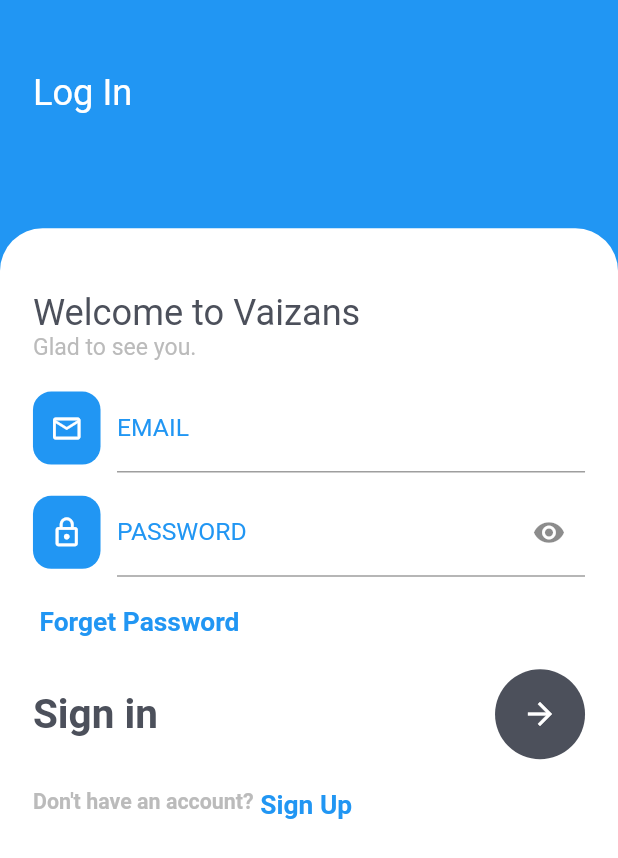
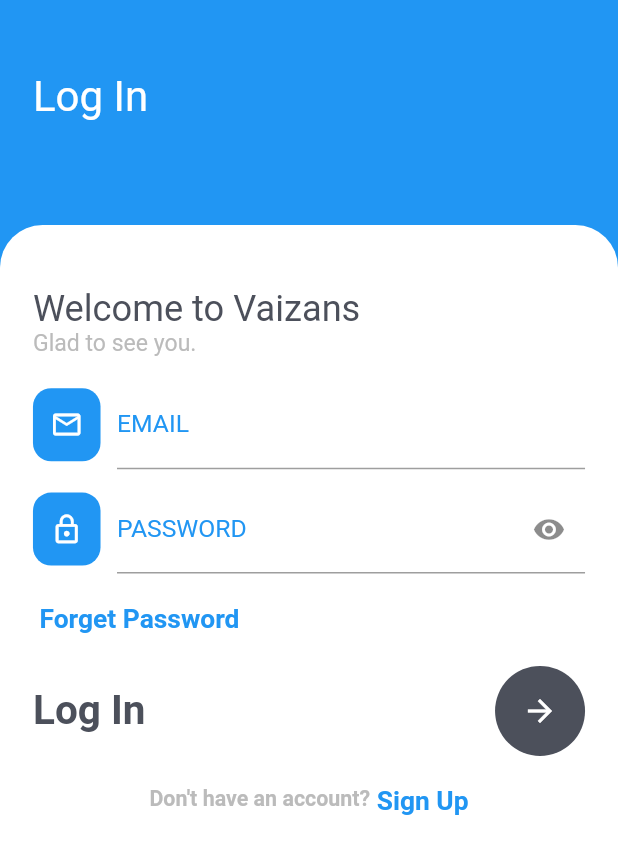
Before and after one commit to sakib556/Basic-E-commerce-App, a Flutter app: the screen it shows after launch, on a phone screen of 412 x 824 dp. Shown: the top 858 px of the screen. Run offline on Flutter 3.47's test engine with Material 2 defaults, Android fonts, the phone set to English and light mode, and no system bars; our stand-ins replace firebase_auth, firebase_core, flutter_screenutil, fluttertoast, get; accounts and stored records are empty; network calls fail.

Commit message:
responsive the login page

```diff
--- a/lib/controllers/login_controller.dart
+++ b/lib/controllers/login_controller.dart
@@ -71,4 +71,6 @@ class LoginController extends GetxController {
       isLoading(false);
     }
   }
+
+  var screenwidth = 0.obs;
 }
--- a/lib/screens/home/local_widgets/dashboard/dashboard.dart
+++ b/lib/screens/home/local_widgets/dashboard/dashboard.dart
@@ -30,7 +30,6 @@ class DashBoard extends StatelessWidget {
         ),
         Expanded(
           child: Obx(() {
-            print("start obx");
             if (productController.isLoading.value) {
               return const Center(child: CircularProgressIndicator());
             } else {
@@ -40,7 +39,6 @@ class DashBoard extends StatelessWidget {
                 crossAxisSpacing: 2,
                 mainAxisSpacing: 2,
                 itemBuilder: (context, index) {
-                  print("start 2 obx");
                   return ProductTile(productController.productList[index]);
                 },
                 staggeredTileBuilder: (index) => const StaggeredTile.fit(1),
--- a/lib/screens/login/login_screen.dart
+++ b/lib/screens/login/login_screen.dart
@@ -11,13 +11,45 @@ class LoginScreen extends StatelessWidget {
   @override
   Widget build(BuildContext context) {
     return Scaffold(
+        // resizeToAvoidBottomInset: false,
         backgroundColor: Colors.blue,
-      body: SafeArea(
-        child: Column(
+        body: SafeArea(child: LayoutBuilder(builder: (context, constraints) {
+          _loginController.screenwidth(constraints.maxWidth.toInt());
+          print(constraints.maxWidth.toInt());
+          print(constraints.minWidth.toInt());
+          return Obx(() {
+            return _loginController.screenwidth < 460
+                ? Column(
                     children: [
-            SizedBox(
-              height: 150.h,
-              width: ScreenUtil().screenWidth,
+                      LebelText(
+                          fontsize: 28,
+                          height: 150,
+                          width: ScreenUtil().screenWidth),
+                      Body(layout: 'portrait')
+                    ],
+                  )
+                : SingleChildScrollView(
+                    child: Row(
+                      children: [
+                        LebelText(
+                            fontsize: 30,
+                            height: ScreenUtil().screenWidth,
+                            width: 80),
+                        Body(layout: 'horizontal')
+                      ],
+                    ),
+                  );
+          });
+        })));
+  }
+
+  Widget LebelText(
+      {required double fontsize,
+      required double height,
+      required double width}) {
+    return SizedBox(
+      height: height,
+      width: width,
       child: Padding(
         padding: EdgeInsets.only(left: 20.w),
         child: Column(
@@ -32,23 +64,29 @@ class LoginScreen extends StatelessWidget {
               ),
             ),
             Text(
-                      "Log In",
-                      style: TextStyle(fontSize: 22.sp, color: Colors.white),
+              "Log In ",
+              style: TextStyle(fontSize: fontsize, color: Colors.white),
             ),
           ],
         ),
       ),
-            ),
-            Expanded(
+    );
+  }
+
+  Widget Body({required String layout}) {
+    return Expanded(
       child: Container(
-                width: ScreenUtil().screenWidth,
         decoration: BoxDecoration(
             color: Colors.white,
-                  borderRadius: BorderRadius.only(
+            borderRadius: layout == 'portrait'
+                ? BorderRadius.only(
                     topLeft: Radius.circular(28.r),
                     topRight: Radius.circular(28.r),
-                  ),
-                ),
+                  )
+                : BorderRadius.only(
+                    bottomLeft: Radius.circular(28.r),
+                    topLeft: Radius.circular(28.r),
+                  )),
         child: Padding(
           padding: EdgeInsets.all(20.w),
           child: SingleChildScrollView(
@@ -56,13 +94,16 @@ class LoginScreen extends StatelessWidget {
             child: Column(
               crossAxisAlignment: CrossAxisAlignment.start,
               children: [
-                        SizedBox(
+                layout == 'portrait'
+                    ? SizedBox(
                         height: 20.h,
+                      )
+                    : SizedBox(
+                        height: 0,
                       ),
                 Text(
                   "Welcome to Vaizans",
-                          style: TextStyle(
-                              fontSize: 22.sp, color: Color(0xff4c505b)),
+                  style: TextStyle(fontSize: 22.sp, color: Color(0xff4c505b)),
                 ),
                 Text(
                   "Glad to see you.",
@@ -95,10 +136,8 @@ class LoginScreen extends StatelessWidget {
                     ),
                     Expanded(
                       child: TextField(
-                                controller:
-                                    _loginController.emailController.value,
+                        controller: _loginController.emailController.value,
                         decoration: InputDecoration(
-                                  hintText: "enter your email",
                           hintStyle: TextStyle(
                             fontSize: 14.sp,
                             color: const Color(0xFFA0A0A0),
@@ -138,10 +177,8 @@ class LoginScreen extends StatelessWidget {
                     Expanded(
                       child: Obx(() {
                         return TextField(
-                                  controller:
-                                      _loginController.passwordController.value,
-                                  obscureText:
-                                      _loginController.obscureText.value,
+                          controller: _loginController.passwordController.value,
+                          obscureText: _loginController.obscureText.value,
                           decoration: InputDecoration(
                             hintText: "password must be 6 character",
                             hintStyle: TextStyle(
@@ -153,12 +190,10 @@ class LoginScreen extends StatelessWidget {
                               fontSize: 15.sp,
                               color: Colors.blue,
                             ),
-                                    suffixIcon:
-                                        _loginController.obscureText == true
+                            suffixIcon: _loginController.obscureText == true
                                 ? IconButton(
                                     onPressed: () {
-                                                  _loginController
-                                                      .obscureText(false);
+                                      _loginController.obscureText(false);
                                     },
                                     icon: Icon(
                                       Icons.remove_red_eye,
@@ -166,8 +201,7 @@ class LoginScreen extends StatelessWidget {
                                     ))
                                 : IconButton(
                                     onPressed: () {
-                                                  _loginController
-                                                      .obscureText(true);
+                                      _loginController.obscureText(true);
                                     },
                                     icon: Icon(
                                       Icons.visibility_off,
@@ -199,6 +233,20 @@ class LoginScreen extends StatelessWidget {
                     )
                   ],
                 ),
+                layout == 'portrait'
+                    ? loginButtonCardPortrait()
+                    : loginButtonCardLandscape(),
+              ],
+            ),
+          ),
+        ),
+      ),
+    );
+  }
+
+  Widget loginButtonCardPortrait() {
+    return Column(
+      children: [
         SizedBox(
           height: 20.h,
         ),
@@ -206,7 +254,7 @@ class LoginScreen extends StatelessWidget {
           mainAxisAlignment: MainAxisAlignment.spaceBetween,
           children: [
             const Text(
-                              'Sign in',
+              'Log In',
               style: TextStyle(
                   fontSize: 27,
                   fontWeight: FontWeight.w700,
@@ -259,14 +307,70 @@ class LoginScreen extends StatelessWidget {
           ],
         )
       ],
+    );
+  }
+
+  Widget loginButtonCardLandscape() {
+    return Row(
+      mainAxisAlignment: MainAxisAlignment.spaceBetween,
+      children: [
+        Wrap(
+          children: [
+            Text(
+              "Don't have an account?",
+              style: TextStyle(
+                fontSize: 13.sp,
+                fontWeight: FontWeight.w600,
+                color: Color(0xFFBBBBBB),
               ),
             ),
+            GestureDetector(
+              child: Text(
+                " Sign Up",
+                style: TextStyle(
+                  fontSize: 16.sp,
+                  fontWeight: FontWeight.w600,
+                  color: Colors.blue,
                 ),
               ),
-            ),
+              onTap: () {
+                Get.to(RegisterScreen());
+              },
+            )
           ],
         ),
+        Row(
+          mainAxisAlignment: MainAxisAlignment.end,
+          children: [
+            const Text(
+              'Log In',
+              style: TextStyle(
+                  fontSize: 27,
+                  fontWeight: FontWeight.w700,
+                  color: Color(0xff4c505b)),
             ),
+            SizedBox(
+              width: 10,
+            ),
+            CircleAvatar(
+                radius: 30,
+                backgroundColor: Color(0xff4c505b),
+                child: Obx(() {
+                  return IconButton(
+                      color: Colors.white,
+                      onPressed: () {
+                        _loginController.isLoading == true;
+                        _loginController.signIn();
+                      },
+                      icon: _loginController.isLoading == false
+                          ? Icon(Icons.arrow_forward)
+                          : CircularProgressIndicator(
+                              color: Colors.white,
+                            ));
+                }))
+          ],
+        )
+      ],
     );
   }
 }
```
Lines whose indentation alone changed are shown as unchanged.
